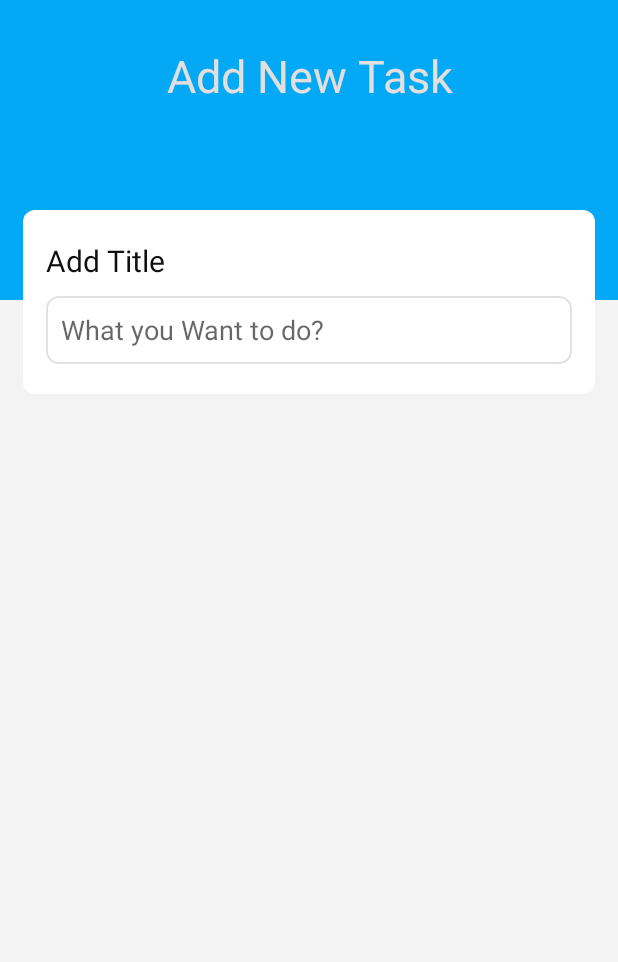
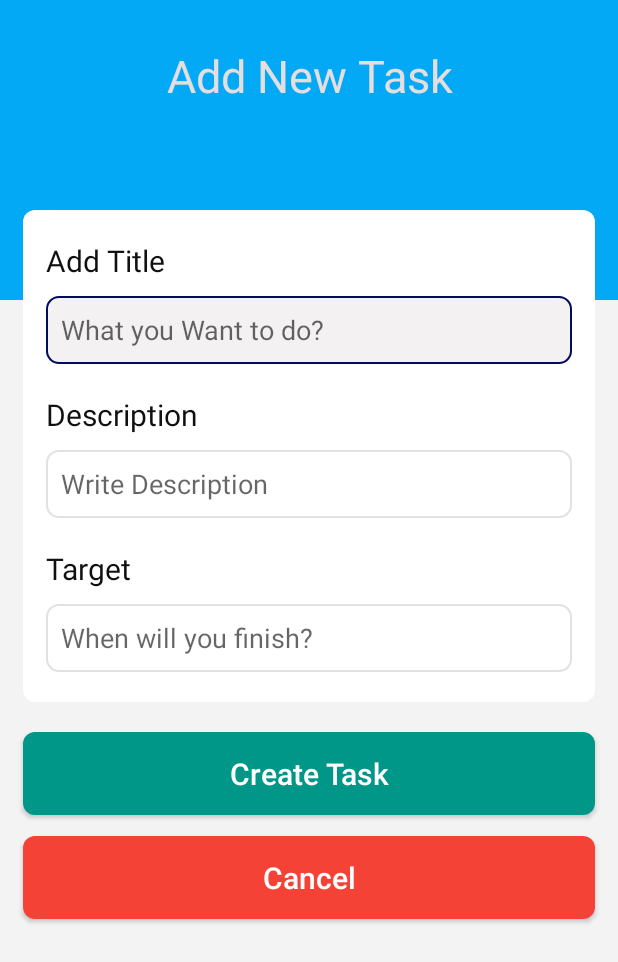
Before and after one commit to Tasdikul-Hasan-Sourov/MyTask_ToDo, an Android app: the Addtask screen opened directly, with no data from a screen before it, on a phone screen of 412 x 824 dp. Shown: the top 962 px of the screen. Run offline under Robolectric (Android 15) with nearby library versions, the phone set to English and light mode, and no system bars.

Commit message:
new activity done

```diff
--- a/app/src/main/java/com/example/mytask/Addtask.java
+++ b/app/src/main/java/com/example/mytask/Addtask.java
@@ -4,8 +4,15 @@ import androidx.appcompat.app.ActionBar;
 import androidx.appcompat.app.AppCompatActivity;
 
 import android.os.Bundle;
+import android.view.View;
+import android.widget.Button;
+import android.widget.EditText;
+import android.widget.TextView;
 
 public class Addtask extends AppCompatActivity {
+    TextView addTitle,addDes,addtarget;
+    EditText titleDes,desEdit,timeEdit;
+    Button createTask, cancelTask;
 
     @Override
     protected void onCreate(Bundle savedInstanceState) {
@@ -13,5 +20,20 @@ public class Addtask extends AppCompatActivity {
         setContentView(R.layout.activity_addtask);
         ActionBar actionBar= getSupportActionBar();
         actionBar.hide();
+        addTitle=(TextView) findViewById(R.id.titleText);
+        titleDes=(EditText) findViewById(R.id.desT);
+        addDes=(TextView) findViewById(R.id.desDes);
+        desEdit=(EditText) findViewById(R.id.desEdit);
+        addtarget=(TextView) findViewById(R.id.timeline);
+        timeEdit=(EditText) findViewById(R.id.timeEdit);
+        createTask=(Button) findViewById(R.id.create);
+        cancelTask=(Button) findViewById(R.id.cancel);
+
+        createTask.setOnClickListener(new View.OnClickListener() {
+            @Override
+            public void onClick(View v) {
+
+            }
+        });
     }
 }
--- /dev/null
+++ b/app/src/main/res/drawable/cancel.xml
@@ -0,0 +1,8 @@
+<?xml version="1.0" encoding="utf-8"?>
+<shape xmlns:android="http://schemas.android.com/apk/res/android">
+    <solid
+        android:color="#F44336"/>
+    <corners
+        android:radius="8dp"/>
+
+</shape>
--- a/app/src/main/res/drawable/combine.xml
+++ b/app/src/main/res/drawable/combine.xml
@@ -1,11 +1,15 @@
 <?xml version="1.0" encoding="utf-8"?>
 <selector xmlns:android="http://schemas.android.com/apk/res/android">
-<item
-    android:drawable="@drawable/bg1sel"
-    android:state_pressed="true"
-    android:state_selected="true"
-    android:state_focused="true"
-    />
+
+    <item
+        android:drawable="@drawable/bg1sel"
+        android:state_pressed="true" />
+    <item
+        android:drawable="@drawable/bg1sel"
+        android:state_selected="true"/>
+    <item
+        android:drawable="@drawable/bg1sel"
+        android:state_focused="true"/>
     <item
         android:drawable="@drawable/bg2unsel"/>
 </selector>
--- /dev/null
+++ b/app/src/main/res/drawable/create.xml
@@ -0,0 +1,8 @@
+<?xml version="1.0" encoding="utf-8"?>
+<shape xmlns:android="http://schemas.android.com/apk/res/android">
+    <solid
+        android:color="#009688"/>
+    <corners
+        android:radius="8dp"/>
+
+</shape>
--- a/app/src/main/res/layout/activity_addtask.xml
+++ b/app/src/main/res/layout/activity_addtask.xml
@@ -75,6 +75,84 @@
 
            </LinearLayout>
 
+           <LinearLayout
+               android:layout_width="match_parent"
+               android:layout_height="wrap_content"
+               android:layout_marginRight="15dp"
+               android:layout_marginLeft="15dp"
+               android:layout_marginTop="20dp"
+               android:orientation="vertical">
+               <TextView
+                   android:layout_width="match_parent"
+                   android:layout_height="wrap_content"
+                   android:text="Description"
+                   android:textSize="20sp"
+                   android:id="@+id/desDes"
+                   android:textColor="#120F0F"
+                   android:layout_marginBottom="10dp"/>
+
+               <EditText
+                   android:id="@+id/desEdit"
+                   android:layout_width="match_parent"
+                   android:layout_height="45dp"
+                   android:inputType="text"
+                   android:paddingLeft="10dp"
+                   android:background="@drawable/combine"
+                   android:hint="Write Description"/>
+
+           </LinearLayout>
+
+           <LinearLayout
+               android:layout_width="match_parent"
+               android:layout_height="wrap_content"
+               android:layout_marginRight="15dp"
+               android:layout_marginLeft="15dp"
+               android:layout_marginTop="20dp"
+               android:orientation="vertical">
+               <TextView
+                   android:layout_width="match_parent"
+                   android:layout_height="wrap_content"
+                   android:text="Target"
+                   android:textSize="20sp"
+                   android:id="@+id/timeline"
+                   android:textColor="#120F0F"
+                   android:layout_marginBottom="10dp"/>
+
+               <EditText
+                   android:id="@+id/timeEdit"
+                   android:layout_width="match_parent"
+                   android:layout_height="45dp"
+                   android:inputType="text"
+                   android:paddingLeft="10dp"
+                   android:background="@drawable/combine"
+                   android:hint="When will you finish?"/>
+
+           </LinearLayout>
+
        </LinearLayout>
+     <Button
+         android:id="@+id/create"
+         android:layout_marginRight="15dp"
+         android:layout_marginLeft="15dp"
+         android:text="Create Task"
+         android:textColor="#fff"
+         android:textSize="20sp"
+         android:textAllCaps="false"
+         android:layout_width="match_parent"
+         android:background="@drawable/create"
+         android:layout_height="55dp"
+         android:layout_marginTop="20dp"/>
+    <Button
+        android:id="@+id/cancel"
+        android:layout_marginRight="15dp"
+        android:layout_marginLeft="15dp"
+        android:text="Cancel"
+        android:textColor="#fff"
+        android:background="@drawable/cancel"
+        android:textSize="20sp"
+        android:textAllCaps="false"
+        android:layout_width="match_parent"
+        android:layout_height="55dp"
+        android:layout_marginTop="14dp"/>
 
 </LinearLayout>
```
